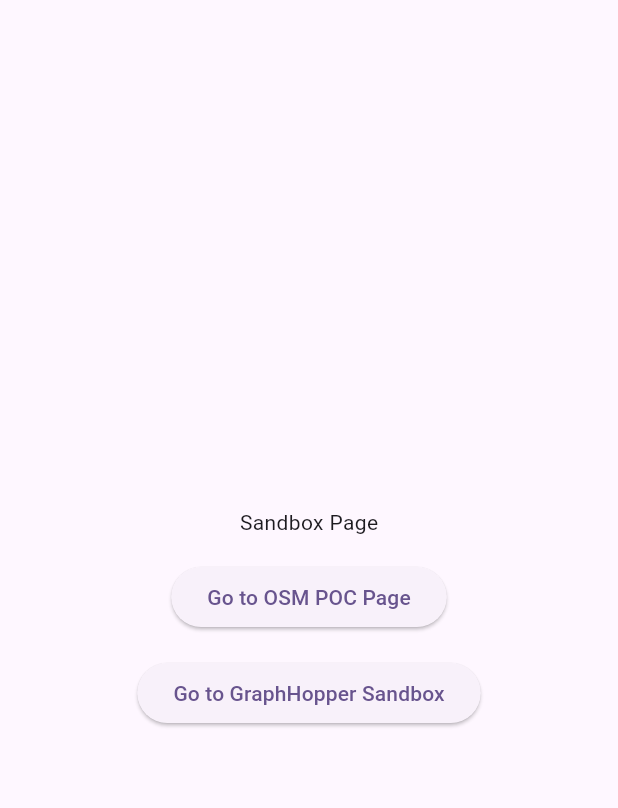
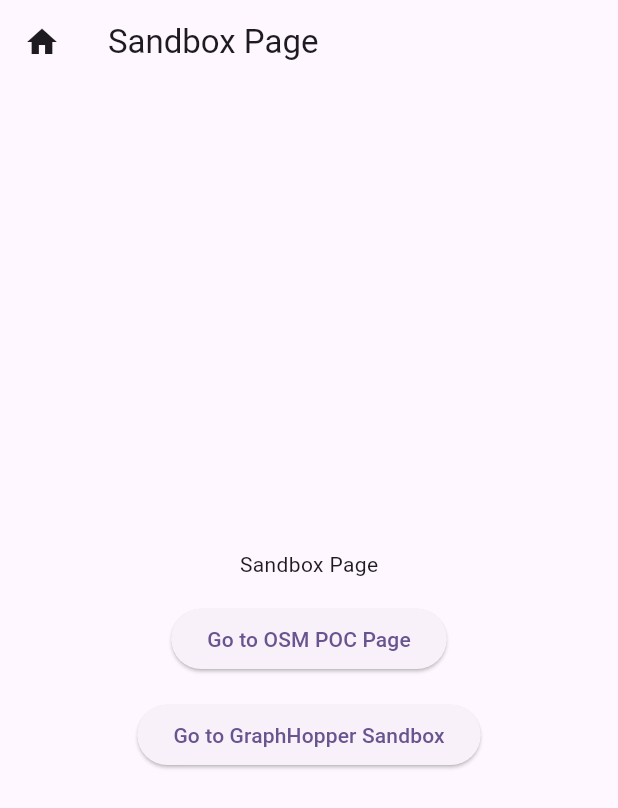
Before and after one commit to gitoak/vru_safety_app, a Flutter app: the SandboxPage screen opened directly, on a phone screen of 412 x 824 dp. Shown: the top 808 px of the screen. Run offline on Flutter 3.47's test engine with Material 3 defaults, Android fonts, the light colour scheme and no system bars; our stand-ins replace equatable, flutter_bloc, flutter_map, geolocator, latlong2.

Commit message:
navigation parity

```diff
--- a/lib/navigation_config.dart
+++ b/lib/navigation_config.dart
@@ -1,4 +1,5 @@
 import 'package:flutter/material.dart';
+import 'pages/graph_hopper_poc_page.dart';
 import 'pages/home_page.dart';
 import 'pages/sandbox_page.dart';
 import 'pages/settings_page.dart';
@@ -57,4 +58,12 @@
     builder: () => const OsmPocPage(),
     inNavBar: false,
   ),
+  // SandboxGraphhopperPage
+  NavScreenConfig(
+    route: '/graphhopper-poc',
+    label: 'GraphHopper POC',
+    icon: Icons.map,
+    builder: () => const GraphHopperPocPage(),
+    inNavBar: false,
+  ),
 ];
--- a/lib/pages/sandbox_page.dart
+++ b/lib/pages/sandbox_page.dart
@@ -1,14 +1,30 @@
 import 'package:flutter/material.dart';
 import 'package:vru_safety_app/pages/sandbox_graphhopper_page.dart';
 import 'osm_poc_page.dart';
+import '../navigation_config.dart';
+import '../bloc/nav_bloc.dart';
+import 'package:flutter_bloc/flutter_bloc.dart';
 
 class SandboxPage extends StatelessWidget {
   const SandboxPage({Key? key}) : super(key: key);
 
   @override
   Widget build(BuildContext context) {
-    return Container(
-      child: Center(
+    return Scaffold(
+      appBar: AppBar(
+        title: const Text('Sandbox Page'),
+        leading: IconButton(
+          icon: const Icon(Icons.home),
+          onPressed: () {
+            // Use Bloc navigation to go to Home (or any other route from navigation_config.dart)
+            final homeIndex = navScreens.indexWhere((s) => s.route == '/');
+            if (homeIndex != -1) {
+              context.read<NavBloc>().add(NavTo(AppPage.values[homeIndex]));
+            }
+          },
+        ),
+      ),
+      body: Center(
         child: Column(
           mainAxisAlignment: MainAxisAlignment.center,
           children: [
```
